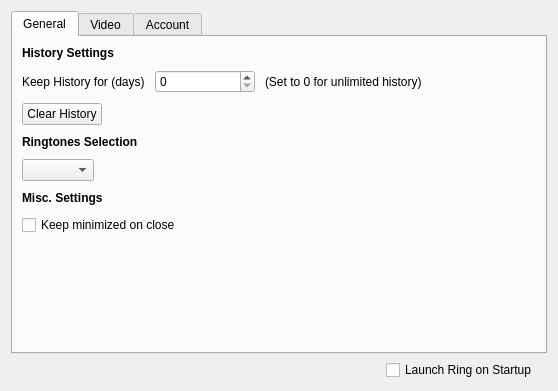
savoirfairelinux/jami-client-windows, file configurationwidget.ui: the form before one commit.
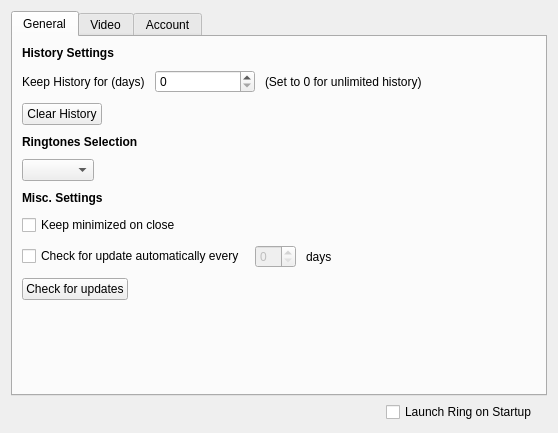
The form after the commit. Icons and pictures are not drawn. Custom widgets are drawn as their Qt base class.

The edit to the form file:
```diff
--- a/configurationwidget.ui
+++ b/configurationwidget.ui
@@ -7,7 +7,7 @@
     <x>0</x>
     <y>0</y>
     <width>558</width>
-    <height>391</height>
+    <height>433</height>
    </rect>
   </property>
   <property name="sizePolicy">
@@ -166,6 +166,80 @@
          </property>
         </widget>
        </item>
+       <item>
+        <layout class="QHBoxLayout" name="horizontalLayout_6">
+         <property name="topMargin">
+          <number>0</number>
+         </property>
+         <item>
+          <widget class="QCheckBox" name="autoUpdateCheckBox">
+           <property name="text">
+            <string>Check for update automatically every</string>
+           </property>
+          </widget>
+         </item>
+         <item>
+          <widget class="QSpinBox" name="intervalUpdateCheckSpinBox">
+           <property name="enabled">
+            <bool>false</bool>
+           </property>
+           <property name="maximumSize">
+            <size>
+             <width>60</width>
+             <height>16777215</height>
+            </size>
+           </property>
+          </widget>
+         </item>
+         <item>
+          <widget class="QLabel" name="updateDayLabel">
+           <property name="text">
+            <string>days</string>
+           </property>
+          </widget>
+         </item>
+         <item>
+          <spacer name="horizontalSpacer_5">
+           <property name="orientation">
+            <enum>Qt::Horizontal</enum>
+           </property>
+           <property name="sizeHint" stdset="0">
+            <size>
+             <width>40</width>
+             <height>20</height>
+            </size>
+           </property>
+          </spacer>
+         </item>
+        </layout>
+       </item>
+       <item>
+        <layout class="QHBoxLayout" name="horizontalLayout_5">
+         <property name="topMargin">
+          <number>0</number>
+         </property>
+         <item>
+          <widget class="QPushButton" name="checkUpdateButton">
+           <property name="text">
+            <string>Check for updates</string>
+           </property>
+          </widget>
+         </item>
+         <item>
+          <spacer name="horizontalSpacer_4">
+           <property name="orientation">
+            <enum>Qt::Horizontal</enum>
+           </property>
+           <property name="sizeHint" stdset="0">
+            <size>
+             <width>40</width>
+             <height>20</height>
+            </size>
+           </property>
+          </spacer>
+         </item>
+        </layout>
+       </item>
        <item>
         <spacer name="verticalSpacer_2">
          <property name="orientation">
```
Left out of the diff: 19 changed lines with no effect on the pictures.
